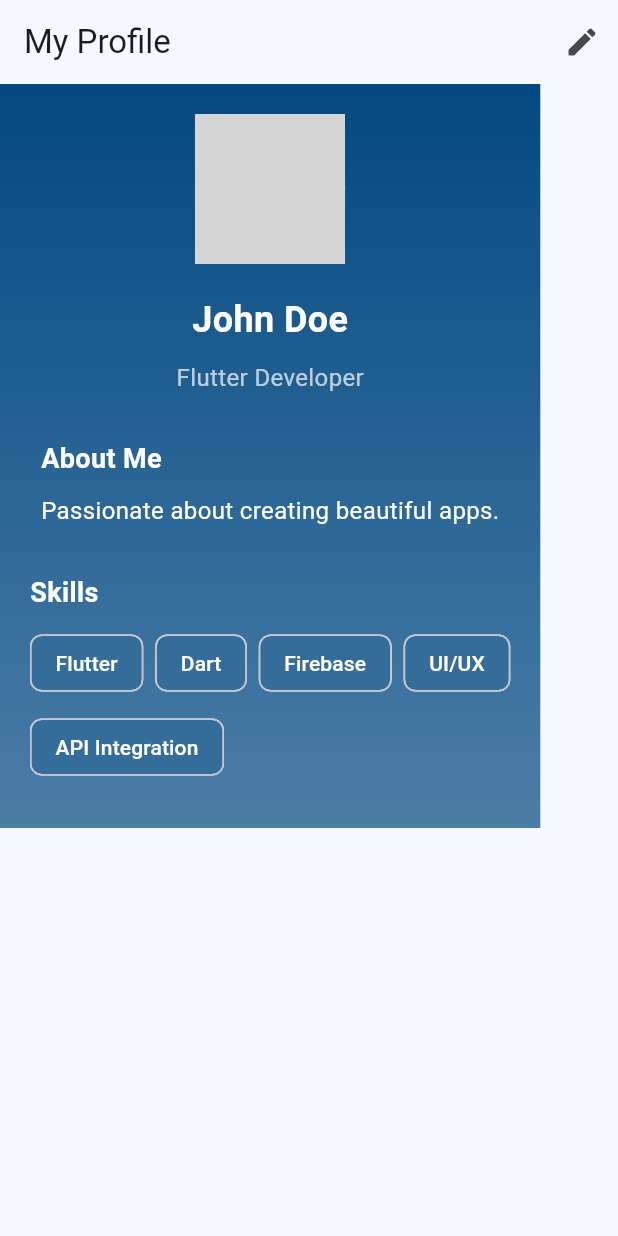
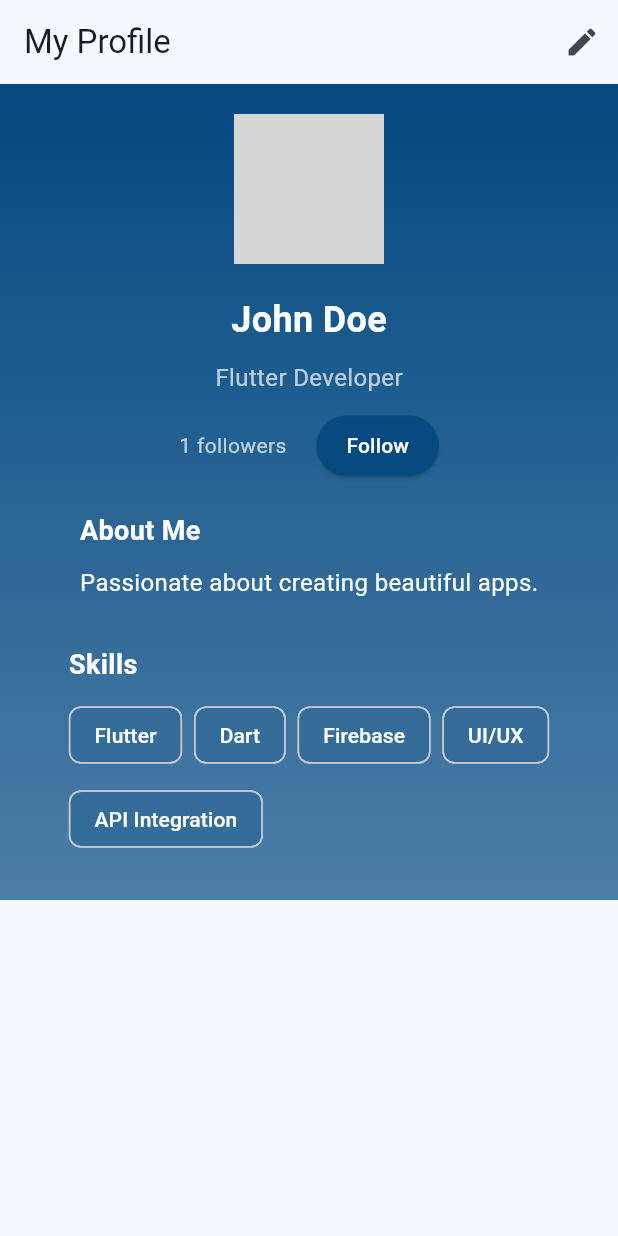
Before and after one commit to alberic13/profile_tugas_baru, a Flutter app: the screen it shows after launch, on a phone screen of 412 x 824 dp. Run offline on Flutter 3.47's test engine with Material 3 defaults, Android fonts, the phone set to English and light mode, and no system bars; our stand-ins replace image_picker; network calls fail; grey boxes are pictures that could not be loaded.

Commit message:
zalde: fix

```diff
--- a/profile/lib/main.dart
+++ b/profile/lib/main.dart
@@ -40,6 +40,8 @@ class _ProfilePageState extends State<ProfilePage> {
   String _bio = "Passionate about creating beautiful apps.";
   File? _profileImage;
   bool _isEditing = false;
+  bool _isFollowing = false;
+  int _followerCount = 1; // Initial follower count
   List<String> _skills = ['Flutter', 'Dart', 'Firebase', 'UI/UX', 'API Integration'];
   final TextEditingController _nameController = TextEditingController();
   final TextEditingController _titleController = TextEditingController();
@@ -87,6 +89,13 @@ class _ProfilePageState extends State<ProfilePage> {
     });
   }
 
+  void _toggleFollow() {
+    setState(() {
+      _isFollowing = !_isFollowing;
+      _followerCount += _isFollowing ? 1 : -1;
+    });
+  }
+
   void _addSkill() {
     if (_skillController.text.isNotEmpty) {
       setState(() {
@@ -100,6 +109,16 @@ class _ProfilePageState extends State<ProfilePage> {
     setState(() {
       _skills.remove(skill);
     });
+  }
+
+  String _formatFollowerCount() {
+    if (_followerCount >= 1000000) {
+      return '${(_followerCount / 1000000).toStringAsFixed(1)}M';
+    }
+    if (_followerCount >= 1000) {
+      return '${(_followerCount / 1000).toStringAsFixed(1)}K';
+    }
+    return _followerCount.toString();
   }
 
   @override
@@ -202,7 +221,40 @@ class _ProfilePageState extends State<ProfilePage> {
                           fontSize: 16,
                           color: Colors.white70),
                     ),
-              const SizedBox(height: 30),
+              const SizedBox(height: 10),
+              Row(
+                mainAxisAlignment: MainAxisAlignment.center,
+                children: [
+                  Text(
+                    '${_formatFollowerCount()} followers',
+                    style: const TextStyle(
+                      fontSize: 14,
+                      color: Colors.white70,
+                    ),
+                  ),
+                  const SizedBox(width: 20),
+                  if (!_isEditing)
+                    ElevatedButton(
+                      onPressed: _toggleFollow,
+                      style: ElevatedButton.styleFrom(
+                        backgroundColor: _isFollowing
+                            ? Colors.grey[600]
+                            : const Color.fromRGBO(3, 73, 129, 0.9),
+                        foregroundColor: Colors.white,
+                        shape: RoundedRectangleBorder(
+                          borderRadius: BorderRadius.circular(20),
+                        ),
+                        padding: const EdgeInsets.symmetric(
+                          horizontal: 20, vertical: 8),
+                      ),
+                      child: Text(
+                        _isFollowing ? 'Following' : 'Follow',
+                        style: const TextStyle(fontSize: 14),
+                      ),
+                    ),
+                ],
+              ),
+              const SizedBox(height: 20),
               Padding(
                 padding: const EdgeInsets.symmetric(horizontal: 20),
                 child: Column(
@@ -265,7 +317,7 @@ class _ProfilePageState extends State<ProfilePage> {
                                   borderSide: BorderSide(color: Colors.white)),
                               ),
                             ),
-                            ),
+                          ),
                           IconButton(
                             icon: const Icon(Icons.add, color: Colors.white),
                             onPressed: _addSkill,
```
Also changed, not shown: 1 other file.
